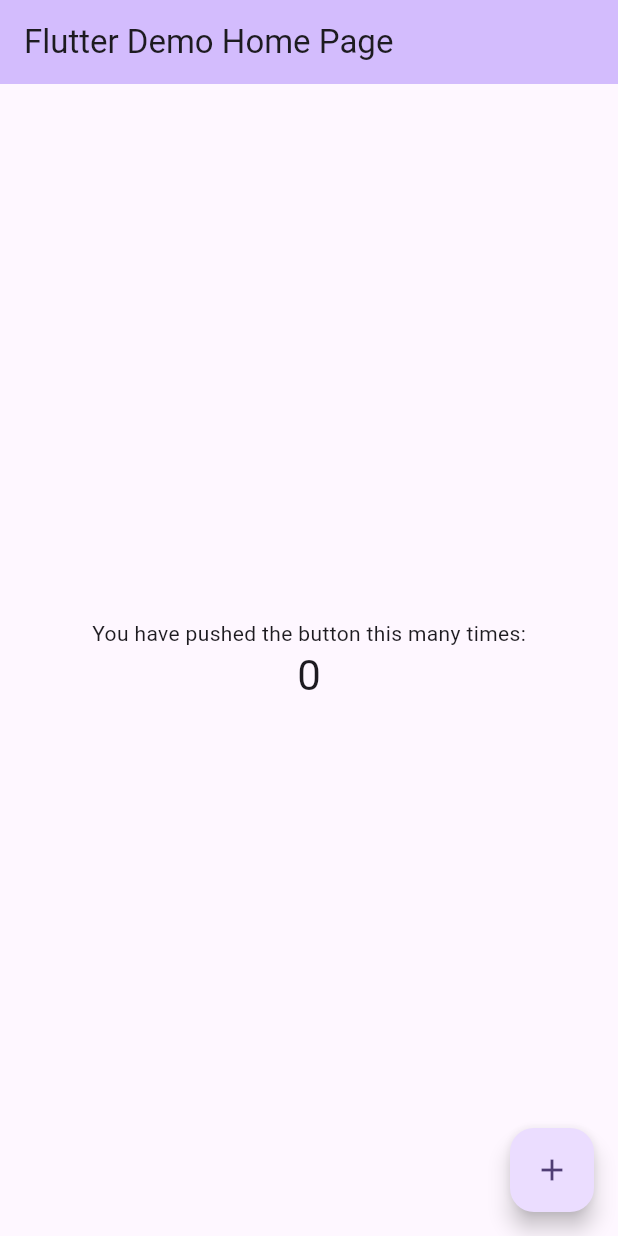
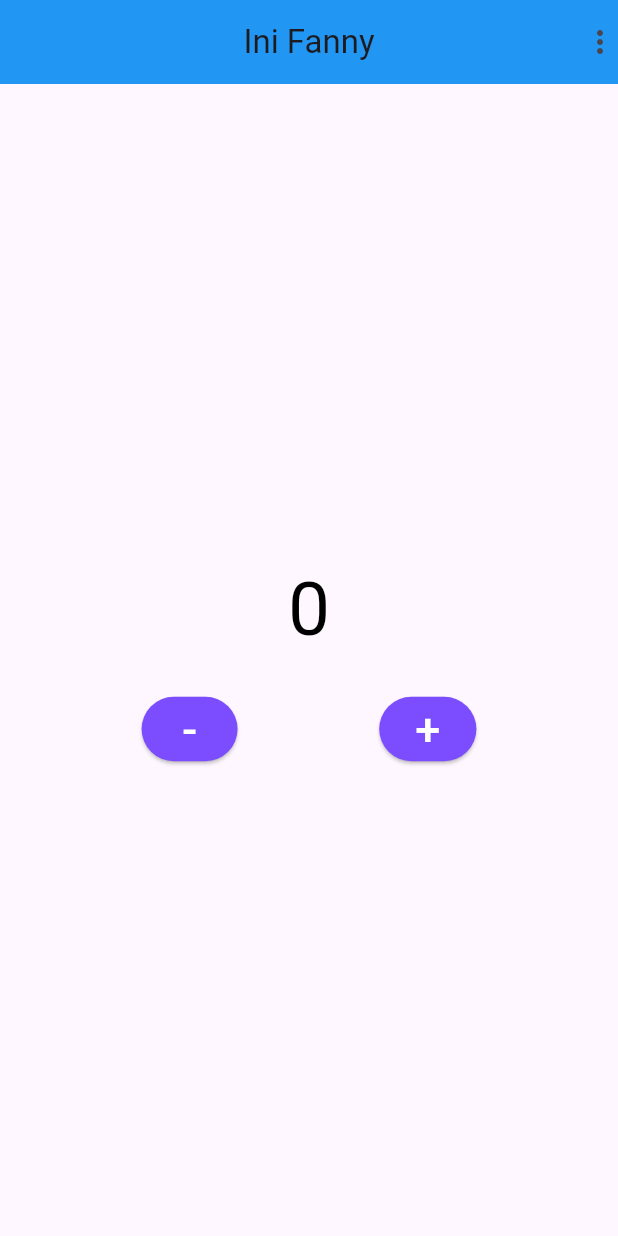
Before and after one commit to fannyHere/Flutter_Section04_MediumWidget, a Flutter app: the screen it shows after launch, on a phone screen of 412 x 824 dp. Run offline on Flutter 3.47's test engine with Material 3 defaults, Android fonts, the phone set to English and light mode, and no system bars.

Commit message:
Section 04 - 01 Stateless vs Stateful Widgets

```diff
--- a/analysis_options.yaml
+++ b/analysis_options.yaml
@@ -7,9 +7,9 @@
 
 # The following line activates a set of recommended lints for Flutter apps,
 # packages, and plugins designed to encourage good coding practices.
-include: package:flutter_lints/flutter.yaml
+#include: package:flutter_lints/flutter.yaml
 
-linter:
+#linter:
   # The lint rules applied to this project can be customized in the
   # section below to disable rules from the `package:flutter_lints/flutter.yaml`
   # included above or to enable additional rules. A list of all available lints
@@ -20,7 +20,7 @@ linter:
   # or a specific dart file by using the `// ignore: name_of_lint` and
   # `// ignore_for_file: name_of_lint` syntax on the line or in the file
   # producing the lint.
-  rules:
+ # rules:
     # avoid_print: false  # Uncomment to disable the `avoid_print` rule
     # prefer_single_quotes: true  # Uncomment to enable the `prefer_single_quotes` rule
 
--- /dev/null
+++ b/lib/01 Stateless vs Stateful/stateless.dart
@@ -0,0 +1,101 @@
+import 'package:flutter/material.dart';
+import 'package:section_4/appbar_widget.dart';
+
+// ignore: must_be_immutable
+class Stateless extends StatelessWidget {
+  int counter = 0;
+//tidak ada perubahan data/kondisi pada screen
+
+  @override
+  Widget build(BuildContext context) {
+    return Scaffold(
+        appBar: appbar(),
+        body: Column(
+          mainAxisAlignment: MainAxisAlignment.center,
+          children: [
+            Center(
+                child: Container(
+                    child: Text(
+              //"0" (jangan nulis hardcode)
+              //counter.toString(), //konversi int ke string
+              "$counter", //atau pake string interpolation
+              style: TextStyle(
+                color: Colors.black,
+                fontSize: 50,
+              ),
+            ))),
+            SizedBox(
+              height: 20,
+            ),
+            Row(
+              mainAxisAlignment: MainAxisAlignment.spaceEvenly,
+              children: [
+                Center(
+                  child: ElevatedButton(
+                      onPressed: () {
+                        //counter = counter -1;
+                        counter--;
+                        print(counter);
+                      },
+
+                      //cara warnain button 1:
+                      //style:
+                      //ElevatedButton.styleFrom(backgroundColor: Colors.amber),
+
+                      //cara warnain button 2:
+                      //style: ButtonStyle(backgroundColor: MaterialStateProperty.resolveWith((states) => null),
+                      style: ButtonStyle(
+                        backgroundColor:
+                            MaterialStateProperty.resolveWith<Color>(
+                                (Set<MaterialState> states) {
+                          if (states.contains(MaterialState.pressed)) {
+                            // Warna saat tombol ditekan
+                            return Colors
+                                .red; // Ganti dengan warna yang Anda inginkan
+                          }
+                          // Warna default tombol
+                          return Colors
+                              .deepPurpleAccent; // Ganti dengan warna default yang Anda inginkan
+                        }),
+                      ),
+                      child: Text("-",
+                          style: TextStyle(color: Colors.white, fontSize: 30))),
+                ),
+                Center(
+                  child: ElevatedButton(
+                      onPressed: () {
+                        counter = counter + 1;
+                        //counter++;
+                        print(counter);
+                      },
+                      //cara warnain button 1:
+                      //style:
+                      //ElevatedButton.styleFrom(backgroundColor: Colors.amber),
+
+                      //cara warnain button 2:
+                      //style: ButtonStyle(backgroundColor: MaterialStateProperty.resolveWith((states) => null),
+                      style: ButtonStyle(
+                        backgroundColor:
+                            MaterialStateProperty.resolveWith<Color>(
+                                (Set<MaterialState> states) {
+                          if (states.contains(MaterialState.pressed)) {
+                            // Warna saat tombol ditekan
+                            return Colors
+                                .red; // Ganti dengan warna yang Anda inginkan
+                          }
+                          // Warna default tombol
+                          return Colors
+                              .deepPurpleAccent; // Ganti dengan warna default yang Anda inginkan
+                        }),
+                      ),
+                      child: Text(
+                        "+",
+                        style: TextStyle(color: Colors.white, fontSize: 30),
+                      )),
+                ),
+              ],
+            ),
+          ],
+        ));
+  }
+}
--- /dev/null
+++ b/lib/appbar_widget.dart
@@ -0,0 +1,12 @@
+import 'package:flutter/material.dart';
+
+AppBar appbar() {
+  return AppBar(
+    backgroundColor: Colors.blue,
+    title: Text("Ini Fanny"),
+    centerTitle: true,
+    actions: [
+      Icon(Icons.more_vert_rounded),
+    ],
+  );
+}
--- a/lib/main.dart
+++ b/lib/main.dart
@@ -1,125 +1,18 @@
 import 'package:flutter/material.dart';
+import 'package:section_4/01%20Stateless%20vs%20Stateful/stateless.dart';
 
 void main() {
-  runApp(const MyApp());
+  runApp(MyApp());
 }
 
 class MyApp extends StatelessWidget {
-  const MyApp({super.key});
+  const MyApp({Key? key}) : super(key: key);
 
-  // This widget is the root of your application.
   @override
   Widget build(BuildContext context) {
     return MaterialApp(
-      title: 'Flutter Demo',
-      theme: ThemeData(
-        // This is the theme of your application.
-        //
-        // TRY THIS: Try running your application with "flutter run". You'll see
-        // the application has a purple toolbar. Then, without quitting the app,
-        // try changing the seedColor in the colorScheme below to Colors.green
-        // and then invoke "hot reload" (save your changes or press the "hot
-        // reload" button in a Flutter-supported IDE, or press "r" if you used
-        // the command line to start the app).
-        //
-        // Notice that the counter didn't reset back to zero; the application
-        // state is not lost during the reload. To reset the state, use hot
-        // restart instead.
-        //
-        // This works for code too, not just values: Most code changes can be
-        // tested with just a hot reload.
-        colorScheme: ColorScheme.fromSeed(seedColor: Colors.deepPurple),
-        useMaterial3: true,
-      ),
-      home: const MyHomePage(title: 'Flutter Demo Home Page'),
+      debugShowCheckedModeBanner: false,
+      home: Stateless(),
     );
   }
 }
-
-class MyHomePage extends StatefulWidget {
-  const MyHomePage({super.key, required this.title});
-
-  // This widget is the home page of your application. It is stateful, meaning
-  // that it has a State object (defined below) that contains fields that affect
-  // how it looks.
-
-  // This class is the configuration for the state. It holds the values (in this
-  // case the title) provided by the parent (in this case the App widget) and
-  // used by the build method of the State. Fields in a Widget subclass are
-  // always marked "final".
-
-  final String title;
-
-  @override
-  State<MyHomePage> createState() => _MyHomePageState();
-}
-
-class _MyHomePageState extends State<MyHomePage> {
-  int _counter = 0;
-
-  void _incrementCounter() {
-    setState(() {
-      // This call to setState tells the Flutter framework that something has
-      // changed in this State, which causes it to rerun the build method below
-      // so that the display can reflect the updated values. If we changed
-      // _counter without calling setState(), then the build method would not be
-      // called again, and so nothing would appear to happen.
-      _counter++;
-    });
-  }
-
-  @override
-  Widget build(BuildContext context) {
-    // This method is rerun every time setState is called, for instance as done
-    // by the _incrementCounter method above.
-    //
-    // The Flutter framework has been optimized to make rerunning build methods
-    // fast, so that you can just rebuild anything that needs updating rather
-    // than having to individually change instances of widgets.
-    return Scaffold(
-      appBar: AppBar(
-        // TRY THIS: Try changing the color here to a specific color (to
-        // Colors.amber, perhaps?) and trigger a hot reload to see the AppBar
-        // change color while the other colors stay the same.
-        backgroundColor: Theme.of(context).colorScheme.inversePrimary,
-        // Here we take the value from the MyHomePage object that was created by
-        // the App.build method, and use it to set our appbar title.
-        title: Text(widget.title),
-      ),
-      body: Center(
-        // Center is a layout widget. It takes a single child and positions it
-        // in the middle of the parent.
-        child: Column(
-          // Column is also a layout widget. It takes a list of children and
-          // arranges them vertically. By default, it sizes itself to fit its
-          // children horizontally, and tries to be as tall as its parent.
-          //
-          // Column has various properties to control how it sizes itself and
-          // how it positions its children. Here we use mainAxisAlignment to
-          // center the children vertically; the main axis here is the vertical
-          // axis because Columns are vertical (the cross axis would be
-          // horizontal).
-          //
-          // TRY THIS: Invoke "debug painting" (choose the "Toggle Debug Paint"
-          // action in the IDE, or press "p" in the console), to see the
-          // wireframe for each widget.
-          mainAxisAlignment: MainAxisAlignment.center,
-          children: <Widget>[
-            const Text(
-              'You have pushed the button this many times:',
-            ),
-            Text(
-              '$_counter',
-              style: Theme.of(context).textTheme.headlineMedium,
-            ),
-          ],
-        ),
-      ),
-      floatingActionButton: FloatingActionButton(
-        onPressed: _incrementCounter,
-        tooltip: 'Increment',
-        child: const Icon(Icons.add),
-      ), // This trailing comma makes auto-formatting nicer for build methods.
-    );
-  }
-}
--- a/pubspec.yaml
+++ b/pubspec.yaml
@@ -45,7 +45,7 @@ dev_dependencies:
   # activated in the `analysis_options.yaml` file located at the root of your
   # package. See that file for information about deactivating specific lint
   # rules and activating additional ones.
-  flutter_lints: ^2.0.0
+  #flutter_lints: ^2.0.0
 
 # For information on the generic Dart part of this file, see the
 # following page: https://dart.dev/tools/pub/pubspec
```
Also changed, not shown: lib/01 Stateless vs Stateful/statefull.dart (added, +107 -0 lines), pubspec.lock, 1 other file.
